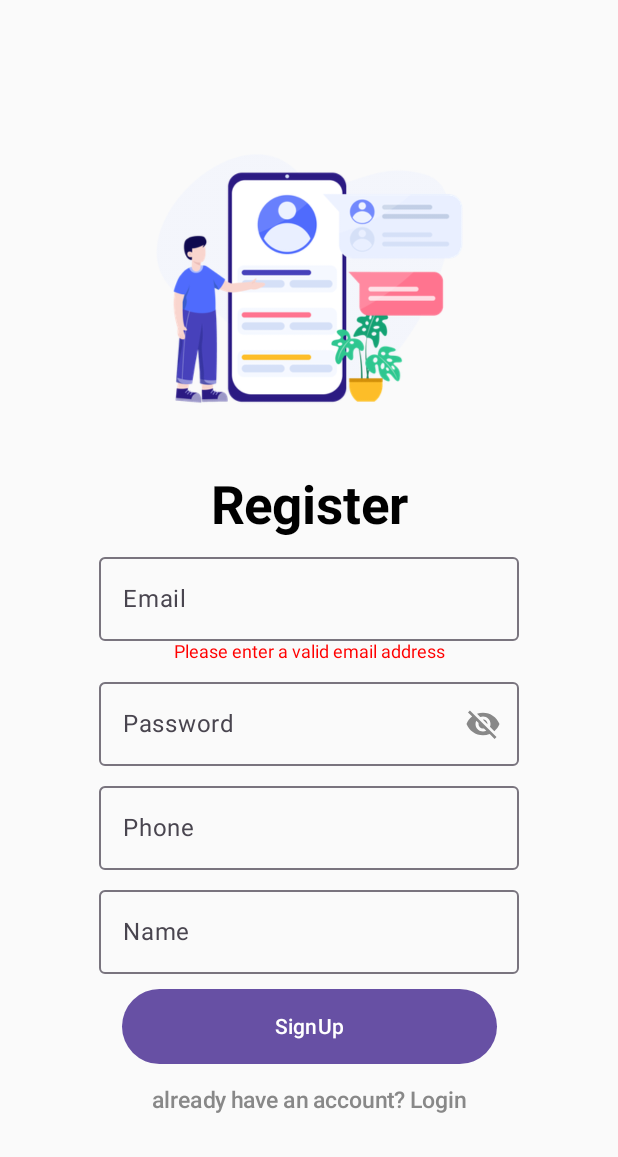
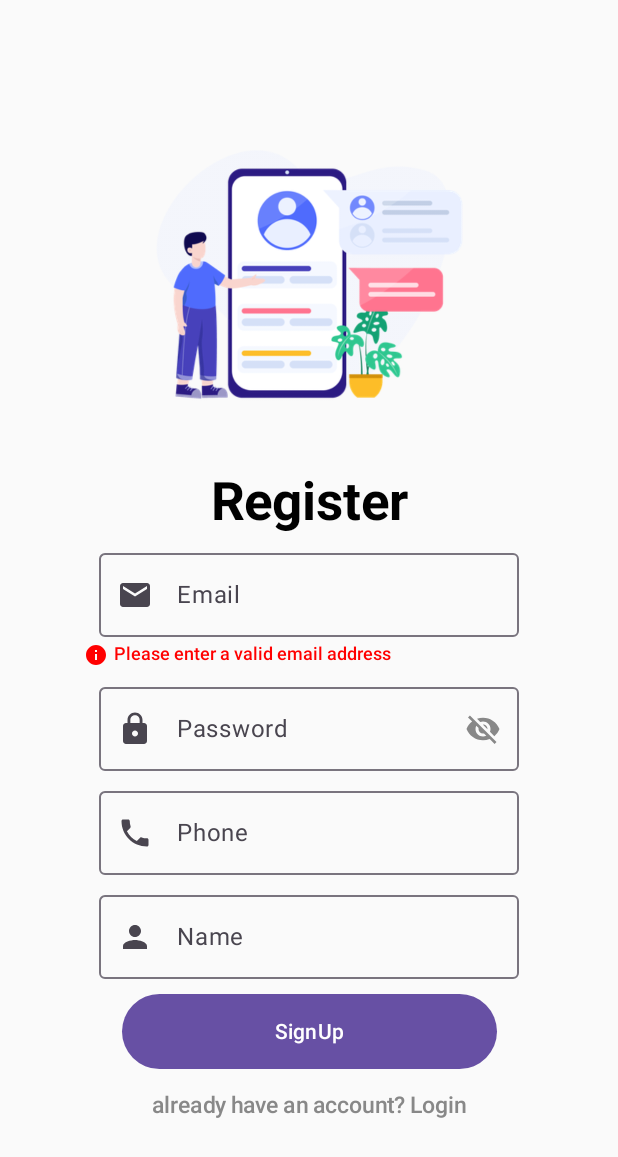
Before and after one commit to EbrahemHashem/EcommerceApp, an Android app built with Jetpack Compose: the screen it shows after launch (MainActivity), after a tap on "SignUp", on a phone screen of 412 x 824 dp. Shown: the top 1157 px of the screen. Run offline under Robolectric (Android 15) with nearby library versions, the phone set to English and light mode, and no system bars; our stand-ins replace Voyager; 2 other taps on this screen came first.

Commit message:
Login&RegisterErrorsUI-commit

```diff
--- a/app/src/main/java/com/example/myproject/presentaion/screens/LoginScreen.kt
+++ b/app/src/main/java/com/example/myproject/presentaion/screens/LoginScreen.kt
@@ -3,11 +3,19 @@ package com.example.myproject.presentaion.screens
 import androidx.compose.foundation.Image
 import androidx.compose.foundation.layout.Arrangement
 import androidx.compose.foundation.layout.Column
+import androidx.compose.foundation.layout.Row
 import androidx.compose.foundation.layout.Spacer
 import androidx.compose.foundation.layout.fillMaxSize
+import androidx.compose.foundation.layout.fillMaxWidth
 import androidx.compose.foundation.layout.height
 import androidx.compose.foundation.layout.padding
+import androidx.compose.foundation.layout.size
 import androidx.compose.foundation.layout.width
+import androidx.compose.material.icons.Icons
+import androidx.compose.material.icons.filled.Email
+import androidx.compose.material.icons.filled.Info
+import androidx.compose.material.icons.filled.Lock
+import androidx.compose.material.icons.filled.Person
 import androidx.compose.material3.Button
 import androidx.compose.material3.Icon
 import androidx.compose.material3.IconButton
@@ -45,21 +53,18 @@ class LoginScreen : Screen {
 
         val navigator = LocalNavigator.currentOrThrow
         val viewModel = MainViewModel()
-        val email = remember {
-            mutableStateOf("")
-        }
-        val password = remember {
-            mutableStateOf("")
-        }
+        val email = remember { mutableStateOf("") }
+        val password = remember { mutableStateOf("") }
         var passwordVisible by remember { mutableStateOf(false) }
         var emailError by remember { mutableStateOf("") }
         var passwordError by remember { mutableStateOf("") }
 
-
         Column(
             verticalArrangement = Arrangement.Center,
             horizontalAlignment = Alignment.CenterHorizontally,
-            modifier = Modifier.fillMaxSize()
+            modifier = Modifier
+                .fillMaxSize()
+                .padding(16.dp)
         ) {
             Image(
                 painter = painterResource(id = R.drawable.loginpage),
@@ -78,42 +83,81 @@ class LoginScreen : Screen {
             )
             Spacer(modifier = Modifier.height(10.dp))
 
-            CustomOutlinedTextField(email.value, onValueChange = { email.value = it
-                emailError = ""}, label = "Email",)
+            CustomOutlinedTextField(
+                value = email.value,
+                onValueChange = {
+                    email.value = it
+                    emailError = ""
+                },
+                label = "Email",
+                leading = Icons.Default.Email
+            )
             if (emailError.isNotEmpty()) {
-                Text(text = emailError, color = Color.Red, fontSize = 12.sp)
+                Row(
+                    modifier = Modifier
+                        .fillMaxWidth(0.9f)
+                        .padding(top = 4.dp, start = 20.dp)
+                ) {
+                    Icon(
+                        imageVector = Icons.Default.Info,
+                        contentDescription = null,
+                        tint = Color.Red,
+                        modifier = Modifier.size(16.dp)
+                    )
+                    Spacer(modifier = Modifier.width(4.dp))
+                    Text(
+                        text = emailError,
+                        color = Color.Red,
+                        fontSize = 12.sp,
+                        fontWeight = FontWeight.Medium
+                    )
+                }
             }
 
             Spacer(modifier = Modifier.height(10.dp))
 
             OutlinedTextField(
                 value = password.value,
-                onValueChange = { password.value = it
-                    passwordError = ""},
+                onValueChange = {
+                    password.value = it
+                    passwordError = ""
+                },
                 label = { Text("Password", fontSize = 16.sp) },
                 trailingIcon = {
-                    IconButton(
-                        onClick = {
-                            passwordVisible = !passwordVisible
-                        },
-                    ) {
+                    IconButton(onClick = { passwordVisible = !passwordVisible }) {
                         Icon(
-                            painter = if (passwordVisible) painterResource(R.drawable.eye) else
-                                painterResource(R.drawable.eyeoff),
-                            contentDescription = "",
+                            painter = if (passwordVisible) painterResource(R.drawable.eye) else painterResource(R.drawable.eyeoff),
+                            contentDescription = null,
                             tint = if (passwordVisible) Color.Black else Color.Gray
                         )
                     }
                 },
-                visualTransformation = if (passwordVisible)
-                    VisualTransformation.None else PasswordVisualTransformation(),
-                textStyle = LocalTextStyle.current.copy(
-                    fontSize = 18.sp,
-                    color = Color.Black
-                ) // Change the text style
+                leadingIcon = {
+                    Icon(imageVector = Icons.Default.Lock, contentDescription = null)
+                },
+                visualTransformation = if (passwordVisible) VisualTransformation.None else PasswordVisualTransformation(),
+                textStyle = LocalTextStyle.current.copy(fontSize = 18.sp, color = Color.Black)
             )
             if (passwordError.isNotEmpty()) {
-                Text(text = passwordError, color = Color.Red, fontSize = 12.sp)
+                Row(
+                    modifier = Modifier
+                        .fillMaxWidth(0.9f)
+                        .padding(top = 4.dp, start = 20.dp)
+                ) {
+                    Icon(
+                        imageVector = Icons.Default.Info,
+                        contentDescription = null,
+                        tint = Color.Red,
+                        modifier = Modifier.size(16.dp)
+                    )
+                    Spacer(modifier = Modifier.width(4.dp))
+                    Text(
+                        text = passwordError,
+                        color = Color.Red,
+                        fontSize = 12.sp,
+                        fontWeight = FontWeight.Medium
+                    )
+                }
             }
 
             Button(
@@ -121,32 +165,31 @@ class LoginScreen : Screen {
                     .padding(top = 10.dp)
                     .width(250.dp)
                     .height(50.dp),
-                onClick = {if (!android.util.Patterns.EMAIL_ADDRESS.matcher(email.value).matches()) {
+                onClick = {
+                    if (!android.util.Patterns.EMAIL_ADDRESS.matcher(email.value).matches()) {
                         emailError = "Please enter a valid email address"
                     } else if (password.value.isEmpty()) {
                         passwordError = "Password cannot be empty"
                     } else {
                         viewModel.login(
-                        LoginRequest(
-                            email = email.value,
-                            password = password.value,
-                        ),
+                            LoginRequest(email = email.value, password = password.value),
                             onSuccess = {
                                 navigator.push(MainScreen(it))
                             }
                         )
-                }}) {
-                Text(
-                    text = "Login"
-                )
                     }
+                }
+            ) {
+                Text(text = "Login")
+            }
+
             TextButton(onClick = { navigator.push(RegisterScreen()) }) {
                 Text(
-                    text = "don't have an account ? SignUp",
-                    fontSize = 15.sp, color = Color.Gray
+                    text = "Don't have an account? Sign Up",
+                    fontSize = 15.sp,
+                    color = Color.Gray
                 )
-            }
-
             }
         }
     }
+}
--- a/app/src/main/java/com/example/myproject/presentaion/screens/RegisterScreen.kt
+++ b/app/src/main/java/com/example/myproject/presentaion/screens/RegisterScreen.kt
@@ -3,11 +3,20 @@ package com.example.myproject.presentaion.screens
 import androidx.compose.foundation.Image
 import androidx.compose.foundation.layout.Arrangement
 import androidx.compose.foundation.layout.Column
+import androidx.compose.foundation.layout.Row
 import androidx.compose.foundation.layout.Spacer
 import androidx.compose.foundation.layout.fillMaxSize
+import androidx.compose.foundation.layout.fillMaxWidth
 import androidx.compose.foundation.layout.height
 import androidx.compose.foundation.layout.padding
+import androidx.compose.foundation.layout.size
 import androidx.compose.foundation.layout.width
+import androidx.compose.material.icons.Icons
+import androidx.compose.material.icons.filled.Email
+import androidx.compose.material.icons.filled.Info
+import androidx.compose.material.icons.filled.Lock
+import androidx.compose.material.icons.filled.Person
+import androidx.compose.material.icons.filled.Phone
 import androidx.compose.material3.Button
 import androidx.compose.material3.Icon
 import androidx.compose.material3.IconButton
@@ -78,10 +87,28 @@ class RegisterScreen : Screen {
             Spacer(modifier = Modifier.height(5.dp))
 
             CustomOutlinedTextField(email.value, onValueChange = { email.value = it
-                emailError = ""}, label = "Email")
+                emailError = ""}, label = "Email", leading = Icons.Default.Email)
 
             if (emailError.isNotEmpty()) {
-                Text(text = emailError, color = Color.Red, fontSize = 12.sp)
+                Row(
+                    modifier = Modifier
+                        .fillMaxWidth(0.9f)
+                        .padding(top = 4.dp, start = 35.dp)
+                ) {
+                    Icon(
+                        imageVector = Icons.Default.Info,
+                        contentDescription = null,
+                        tint = Color.Red,
+                        modifier = Modifier.size(16.dp)
+                    )
+                    Spacer(modifier = Modifier.width(4.dp))
+                    Text(
+                        text = emailError,
+                        color = Color.Red,
+                        fontSize = 12.sp,
+                        fontWeight = FontWeight.Medium
+                    )
+                }
             }
 
             Spacer(modifier = Modifier.height(5.dp))
@@ -103,6 +130,9 @@ class RegisterScreen : Screen {
                         )
                     }
                 },
+                leadingIcon = {
+                    Icon(imageVector = Icons.Default.Lock, contentDescription = null )
+                },
                 visualTransformation = if (passwordVisible)
                     VisualTransformation.None else PasswordVisualTransformation(),
                 textStyle = LocalTextStyle.current.copy(
@@ -113,24 +143,78 @@ class RegisterScreen : Screen {
             )
 
             if (passwordError.isNotEmpty()) {
-                Text(text = passwordError, color = Color.Red, fontSize = 12.sp)
+                Row(
+                    modifier = Modifier
+                        .fillMaxWidth(0.9f)
+                        .padding(top = 4.dp, start = 35.dp)
+                ) {
+                    Icon(
+                        imageVector = Icons.Default.Info,
+                        contentDescription = null,
+                        tint = Color.Red,
+                        modifier = Modifier.size(16.dp)
+                    )
+                    Spacer(modifier = Modifier.width(4.dp))
+                    Text(
+                        text = passwordError,
+                        color = Color.Red,
+                        fontSize = 12.sp,
+                        fontWeight = FontWeight.Medium
+                    )
+                }
             }
             Spacer(modifier = Modifier.height(5.dp))
 
             CustomOutlinedTextField(phone.value, onValueChange = { phone.value = it
-                phoneError = ""}, "Phone")
+                phoneError = ""}, "Phone",leading = Icons.Default.Phone)
 
             if (phoneError.isNotEmpty()) {
-                Text(text = phoneError, color = Color.Red, fontSize = 12.sp)
+                Row(
+                    modifier = Modifier
+                        .fillMaxWidth(0.9f)
+                        .padding(top = 4.dp, start = 35.dp)
+                ) {
+                    Icon(
+                        imageVector = Icons.Default.Info,
+                        contentDescription = null,
+                        tint = Color.Red,
+                        modifier = Modifier.size(16.dp)
+                    )
+                    Spacer(modifier = Modifier.width(4.dp))
+                    Text(
+                        text = phoneError,
+                        color = Color.Red,
+                        fontSize = 12.sp,
+                        fontWeight = FontWeight.Medium
+                    )
+                }
             }
 
             Spacer(modifier = Modifier.height(5.dp))
 
             CustomOutlinedTextField(name.value, onValueChange = { name.value = it
-                nameError = ""}, "Name")
+                nameError = ""}, "Name", leading = Icons.Default.Person)
 
             if (nameError.isNotEmpty()) {
-                Text(text = nameError, color = Color.Red, fontSize = 12.sp)
+                Row(
+                    modifier = Modifier
+                        .fillMaxWidth(0.9f)
+                        .padding(top = 4.dp, start = 35.dp)
+                ) {
+                    Icon(
+                        imageVector = Icons.Default.Info,
+                        contentDescription = null,
+                        tint = Color.Red,
+                        modifier = Modifier.size(16.dp)
+                    )
+                    Spacer(modifier = Modifier.width(4.dp))
+                    Text(
+                        text = nameError,
+                        color = Color.Red,
+                        fontSize = 12.sp,
+                        fontWeight = FontWeight.Medium
+                    )
+                }
             }
 
             Button(
@@ -158,6 +242,7 @@ class RegisterScreen : Screen {
                                 name = name.value
                             )
                         )
+                        navigator.pop()
                     }}) {
                 Text(
                     text = "SignUp"
--- a/app/src/main/java/com/example/myproject/util/CustomTextField.kt
+++ b/app/src/main/java/com/example/myproject/util/CustomTextField.kt
@@ -1,19 +1,26 @@
 package com.example.myproject.util
 
+import androidx.compose.material3.Icon
 import androidx.compose.material3.LocalTextStyle
 import androidx.compose.material3.OutlinedTextField
 import androidx.compose.material3.Text
 import androidx.compose.runtime.Composable
 import androidx.compose.ui.graphics.Color
+import androidx.compose.ui.graphics.vector.ImageVector
 import androidx.compose.ui.unit.sp
 
 @Composable
-fun CustomOutlinedTextField(value: String, onValueChange: (String) -> Unit , label: String) {
+fun CustomOutlinedTextField(
+    value: String,
+    onValueChange: (String) -> Unit,
+    label: String, leading: ImageVector
+) {
 
     OutlinedTextField(
         value = value,
         onValueChange = onValueChange,
-        label = { Text(text =  label , fontSize = 16.sp) },
+        label = { Text(text = label, fontSize = 16.sp) },
+        leadingIcon = { Icon(imageVector = leading, contentDescription = null) },
         textStyle = LocalTextStyle.current.copy(fontSize = 18.sp, color = Color.Black)
     )
 }
```
Lines whose indentation alone changed are shown as unchanged.
